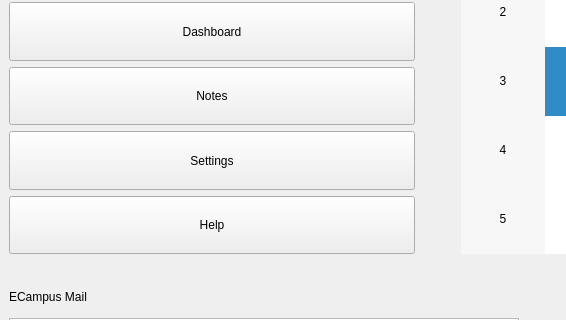
Old version of the form main/UI/menu.ui in the repository Demonim/Simargl-Study-Project; both pictures show x 0 to 566 and y 342 to 662 of the 1140 by 864 pixel window.
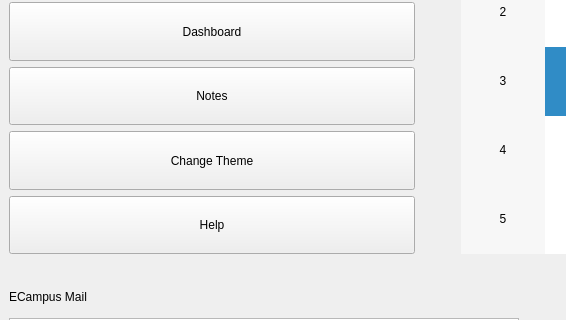
New version of the form.

```diff
--- a/main/UI/menu.ui
+++ b/main/UI/menu.ui
@@ -267,7 +267,7 @@
            </size>
           </property>
           <property name="text">
-           <string>Settings</string>
+           <string>Change Theme</string>
           </property>
          </widget>
         </item>
```
Left out of the diff: 2 changed lines with no effect on the pictures.
